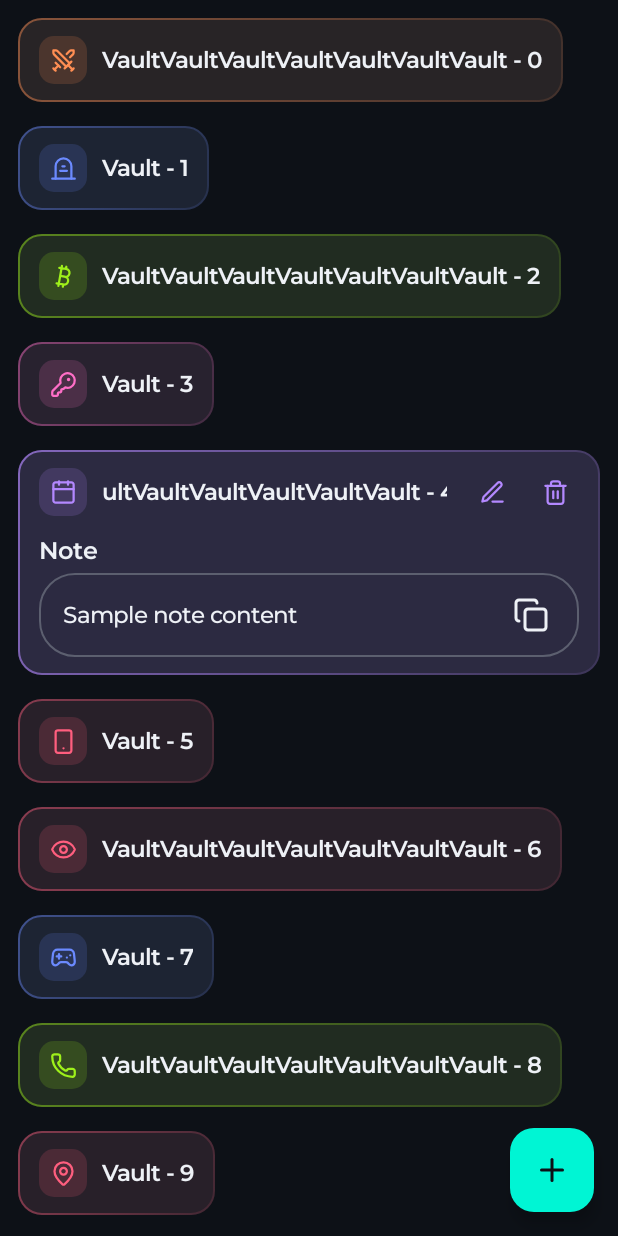
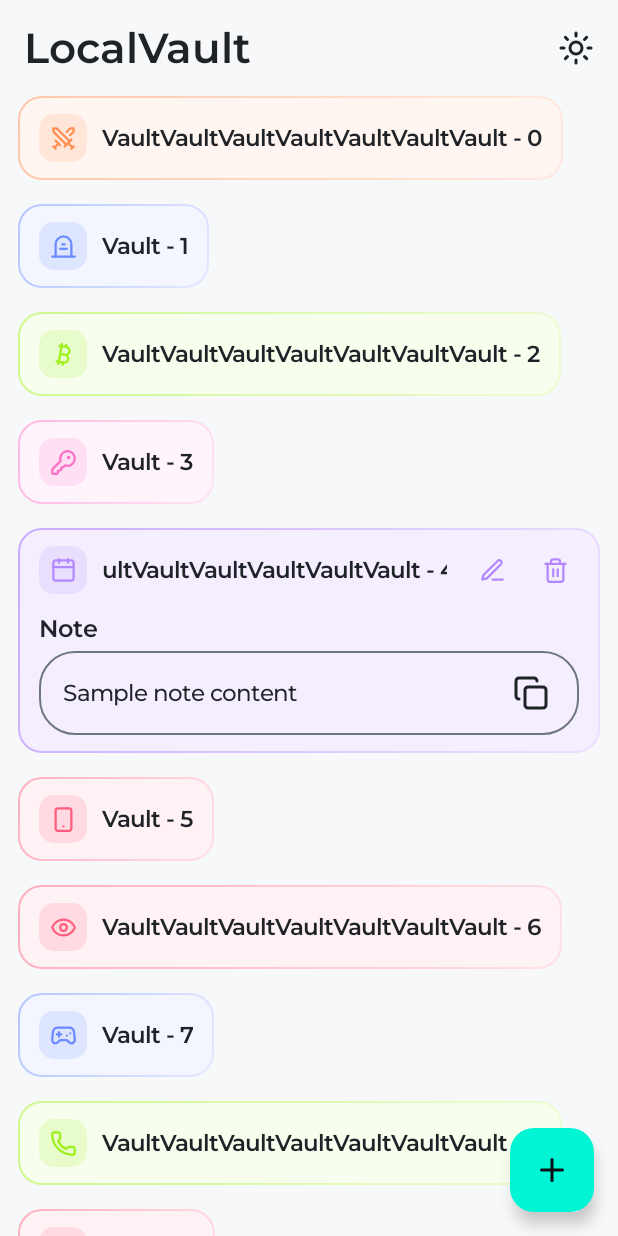
Before and after one commit to encorex32268/LocalVault, an Android app built with Jetpack Compose: the @Preview function VaultScreenPreview, on a phone screen of 412 x 824 dp. Run offline under Robolectric (Android 15) with nearby library versions, the phone set to English and light mode, and no system bars.

Commit message:
feat(theme): add light theme support and top app bar theme switcher

```diff
--- a/app/src/main/java/com/lihan/localvault/MainActivity.kt
+++ b/app/src/main/java/com/lihan/localvault/MainActivity.kt
@@ -5,19 +5,24 @@ import androidx.activity.ComponentActivity
 import androidx.activity.compose.setContent
 import androidx.activity.enableEdgeToEdge
 import androidx.compose.foundation.layout.fillMaxSize
-import androidx.compose.material3.Scaffold
+import androidx.compose.runtime.getValue
 import androidx.compose.ui.Modifier
+import androidx.lifecycle.compose.collectAsStateWithLifecycle
 import com.lihan.localvault.core.presentation.ui.theme.LocalVaultTheme
+import com.lihan.localvault.core.presentation.ui.theme.ThemeManager
+import com.lihan.localvault.navigation.NavigationRoot
+import org.koin.android.ext.android.inject
 
 class MainActivity : ComponentActivity() {
+    private val themeManager: ThemeManager by inject()
+
     override fun onCreate(savedInstanceState: Bundle?) {
         super.onCreate(savedInstanceState)
         enableEdgeToEdge()
         setContent {
-            LocalVaultTheme {
-                Scaffold(modifier = Modifier.fillMaxSize()) { innerPadding ->
-
-                }
+            val isDarkTheme by themeManager.isDarkTheme.collectAsStateWithLifecycle()
+            LocalVaultTheme(darkTheme = isDarkTheme) {
+                NavigationRoot(modifier = Modifier.fillMaxSize())
             }
         }
     }
--- a/app/src/main/java/com/lihan/localvault/core/di/CoreModule.kt
+++ b/app/src/main/java/com/lihan/localvault/core/di/CoreModule.kt
@@ -6,6 +6,7 @@ import com.lihan.localvault.core.database.RoomVaultDataSource
 import com.lihan.localvault.core.crypto.AndroidKeyStoreCryptoManager
 import com.lihan.localvault.core.crypto.CryptoManager
 import com.lihan.localvault.core.domain.VaultLocalDataSource
+import com.lihan.localvault.core.presentation.ui.theme.ThemeManager
 import kotlinx.serialization.json.Json
 import org.koin.android.ext.koin.androidContext
 import org.koin.core.module.dsl.bind
@@ -13,6 +14,7 @@ import org.koin.core.module.dsl.singleOf
 import org.koin.dsl.module
 
 val coreModule = module {
+    single { ThemeManager(androidContext()) }
     single {
         Json {
             ignoreUnknownKeys = true
--- a/app/src/main/java/com/lihan/localvault/core/presentation/ui/theme/Color.kt
+++ b/app/src/main/java/com/lihan/localvault/core/presentation/ui/theme/Color.kt
@@ -1,14 +1,38 @@
 package com.lihan.localvault.core.presentation.ui.theme
 
+import androidx.compose.material3.MaterialTheme
+import androidx.compose.runtime.Composable
 import androidx.compose.ui.graphics.Color
 
 val Primary = Color(0xFF00F5D4)
 val Secondary = Color(0xFF50B5FF)
 val Tertiary = Color(0xFFFFC857)
-val Background = Color(0xFF0D1117)
-val SurfaceContainer = Color(0xFF161B22)
-val OnBackground = Color(0xFFEEF1F6)
-val Placeholder = Color(0x808B949E)
+
+val DarkBackground = Color(0xFF0D1117)
+val DarkSurfaceContainer = Color(0xFF161B22)
+val DarkOnBackground = Color(0xFFEEF1F6)
+val DarkPlaceholder = Color(0x808B949E)
+
+val LightBackground = Color(0xFFF6F8FA)
+val LightSurfaceContainer = Color(0xFFFFFFFF)
+val LightOnBackground = Color(0xFF1F2328)
+val LightPlaceholder = Color(0xFF6E7781)
+
+val Background: Color
+    @Composable
+    get() = MaterialTheme.colorScheme.background
+
+val SurfaceContainer: Color
+    @Composable
+    get() = MaterialTheme.colorScheme.surfaceContainer
+
+val OnBackground: Color
+    @Composable
+    get() = MaterialTheme.colorScheme.onBackground
+
+val Placeholder: Color
+    @Composable
+    get() = MaterialTheme.colorScheme.outline
 
 val VaultCoralRed = Color(0xFFFF5E7E)
 val VaultOrange = Color(0xFFFF8E53)
--- a/app/src/main/java/com/lihan/localvault/core/presentation/ui/theme/Theme.kt
+++ b/app/src/main/java/com/lihan/localvault/core/presentation/ui/theme/Theme.kt
@@ -1,58 +1,54 @@
 package com.lihan.localvault.core.presentation.ui.theme
 
-import android.os.Build
+import android.app.Activity
 import androidx.compose.foundation.isSystemInDarkTheme
 import androidx.compose.material3.MaterialTheme
 import androidx.compose.material3.darkColorScheme
-import androidx.compose.material3.dynamicDarkColorScheme
-import androidx.compose.material3.dynamicLightColorScheme
 import androidx.compose.material3.lightColorScheme
 import androidx.compose.runtime.Composable
-import androidx.compose.ui.platform.LocalContext
+import androidx.compose.runtime.SideEffect
+import androidx.compose.ui.platform.LocalView
+import androidx.core.view.WindowCompat
 
 private val DarkColorScheme = darkColorScheme(
     primary = Primary,
     secondary = Secondary,
     tertiary = Tertiary,
-    background = Background,
-    onBackground = OnBackground
+    background = DarkBackground,
+    onBackground = DarkOnBackground,
+    surface = DarkSurfaceContainer,
+    surfaceContainer = DarkSurfaceContainer,
+    outline = DarkPlaceholder
 )
 
-//private val LightColorScheme = lightColorScheme(
-//    primary = Purple40,
-//    secondary = PurpleGrey40,
-//    tertiary = Pink40
-
-    /* Other default colors to override
-    background = Color(0xFFFFFBFE),
-    surface = Color(0xFFFFFBFE),
-    onPrimary = Color.White,
-    onSecondary = Color.White,
-    onTertiary = Color.White,
-    onBackground = Color(0xFF1C1B1F),
-    onSurface = Color(0xFF1C1B1F),
-    */
-//)
+private val LightColorScheme = lightColorScheme(
+    primary = Primary,
+    secondary = Secondary,
+    tertiary = Tertiary,
+    background = LightBackground,
+    onBackground = LightOnBackground,
+    surface = LightSurfaceContainer,
+    surfaceContainer = LightSurfaceContainer,
+    outline = LightPlaceholder
+)
 
 @Composable
 fun LocalVaultTheme(
     darkTheme: Boolean = isSystemInDarkTheme(),
-    // Dynamic color is available on Android 12+
-    dynamicColor: Boolean = true,
     content: @Composable () -> Unit
 ) {
-//    val colorScheme = when {
-//        dynamicColor && Build.VERSION.SDK_INT >= Build.VERSION_CODES.S -> {
-//            val context = LocalContext.current
-//            if (darkTheme) dynamicDarkColorScheme(context) else dynamicLightColorScheme(context)
-//        }
-//
-//        darkTheme -> DarkColorScheme
-//        else -> LightColorScheme
-//    }
+    val colorScheme = if (darkTheme) DarkColorScheme else LightColorScheme
+    val view = LocalView.current
+    if (!view.isInEditMode) {
+        SideEffect {
+            val window = (view.context as? Activity)?.window ?: return@SideEffect
+            WindowCompat.getInsetsController(window, view).isAppearanceLightStatusBars = !darkTheme
+            WindowCompat.getInsetsController(window, view).isAppearanceLightNavigationBars = !darkTheme
+        }
+    }
 
     MaterialTheme(
-        colorScheme = DarkColorScheme,
+        colorScheme = colorScheme,
         typography = Typography,
         content = content
     )
--- /dev/null
+++ b/app/src/main/java/com/lihan/localvault/core/presentation/ui/theme/ThemeManager.kt
@@ -0,0 +1,26 @@
+package com.lihan.localvault.core.presentation.ui.theme
+
+import android.content.Context
+import kotlinx.coroutines.flow.MutableStateFlow
+import kotlinx.coroutines.flow.asStateFlow
+
+class ThemeManager(context: Context) {
+    private val prefs = context.getSharedPreferences("theme_prefs", Context.MODE_PRIVATE)
+    private val _isDarkTheme = MutableStateFlow(prefs.getBoolean(KEY_IS_DARK_THEME, true))
+    val isDarkTheme = _isDarkTheme.asStateFlow()
+
+    fun toggleTheme() {
+        val newTheme = !_isDarkTheme.value
+        prefs.edit().putBoolean(KEY_IS_DARK_THEME, newTheme).apply()
+        _isDarkTheme.value = newTheme
+    }
+
+    fun setDarkTheme(isDark: Boolean) {
+        prefs.edit().putBoolean(KEY_IS_DARK_THEME, isDark).apply()
+        _isDarkTheme.value = isDark
+    }
+
+    companion object {
+        private const val KEY_IS_DARK_THEME = "is_dark_theme"
+    }
+}
--- a/app/src/main/java/com/lihan/localvault/feature/vault/presentation/vault/VaultAction.kt
+++ b/app/src/main/java/com/lihan/localvault/feature/vault/presentation/vault/VaultAction.kt
@@ -9,4 +9,5 @@ sealed interface VaultAction {
     data class OnCopyClick(val text: String): VaultAction
     data object OnCreateClick: VaultAction
     data class OnEditClick(val id: Long): VaultAction
+    data object OnToggleTheme: VaultAction
 }
--- a/app/src/main/java/com/lihan/localvault/feature/vault/presentation/vault/VaultScreen.kt
+++ b/app/src/main/java/com/lihan/localvault/feature/vault/presentation/vault/VaultScreen.kt
@@ -1,3 +1,5 @@
+@file:OptIn(ExperimentalMaterial3Api::class)
+
 package com.lihan.localvault.feature.vault.presentation.vault
 
 import android.os.Build
@@ -7,22 +9,30 @@ import androidx.compose.foundation.layout.FlowRow
 import androidx.compose.foundation.layout.PaddingValues
 import androidx.compose.foundation.layout.fillMaxSize
 import androidx.compose.foundation.layout.padding
+import androidx.compose.foundation.layout.size
 import androidx.compose.foundation.lazy.LazyColumn
 import androidx.compose.foundation.lazy.grid.GridCells
 import androidx.compose.foundation.lazy.grid.LazyVerticalGrid
 import androidx.compose.foundation.lazy.grid.items
+import androidx.compose.foundation.rememberScrollState
 import androidx.compose.foundation.shape.RoundedCornerShape
 import androidx.compose.foundation.text.input.TextFieldState
+import androidx.compose.foundation.verticalScroll
 import androidx.compose.material3.AlertDialog
+import androidx.compose.material3.ExperimentalMaterial3Api
 import androidx.compose.material3.FloatingActionButton
 import androidx.compose.material3.Icon
+import androidx.compose.material3.IconButton
 import androidx.compose.material3.MaterialTheme
 import androidx.compose.material3.Scaffold
 import androidx.compose.material3.Text
 import androidx.compose.material3.TextButton
+import androidx.compose.material3.TopAppBar
+import androidx.compose.material3.TopAppBarDefaults
 import androidx.compose.runtime.Composable
 import androidx.compose.runtime.getValue
 import androidx.compose.ui.Modifier
+import androidx.compose.ui.graphics.Color
 import androidx.compose.ui.graphics.toColorLong
 import androidx.compose.ui.graphics.vector.ImageVector
 import androidx.compose.ui.platform.LocalClipboardManager
@@ -32,11 +42,13 @@ import androidx.compose.ui.text.AnnotatedString
 import androidx.compose.ui.text.font.FontWeight
 import androidx.compose.ui.tooling.preview.Preview
 import androidx.compose.ui.unit.dp
+import androidx.compose.ui.unit.sp
 import androidx.lifecycle.compose.collectAsStateWithLifecycle
 import androidx.lifecycle.viewmodel.compose.viewModel
 import com.lihan.localvault.R
 import com.lihan.localvault.core.domain.VaultCategory
 import com.lihan.localvault.core.presentation.ui.theme.Background
+import com.lihan.localvault.core.presentation.ui.theme.DarkBackground
 import com.lihan.localvault.core.presentation.ui.theme.IconsEnum
 import com.lihan.localvault.core.presentation.ui.theme.LocalVaultTheme
 import com.lihan.localvault.core.presentation.ui.theme.OnBackground
@@ -85,11 +97,46 @@ private fun VaultScreen(
     Scaffold(
         modifier = Modifier.fillMaxSize(),
         containerColor = Background,
+        topBar = {
+            TopAppBar(
+                title = {
+                    Text(
+                        text = stringResource(R.string.app_name),
+                        style = MaterialTheme.typography.titleLarge.copy(
+                            fontWeight = FontWeight.Bold,
+                            color = OnBackground,
+                            fontSize = 28.sp
+                        )
+                    )
+                },
+                actions = {
+                    IconButton(
+                        onClick = {
+                            onAction(VaultAction.OnToggleTheme)
+                        }
+                    ) {
+                        Icon(
+                            modifier = Modifier.size(24.dp),
+                            imageVector = ImageVector.vectorResource(
+                                if (state.isDarkTheme) R.drawable.sun else R.drawable.moon
+                            ),
+                            contentDescription = stringResource(
+                                if (state.isDarkTheme) R.string.switch_to_light_mode else R.string.switch_to_dark_mode
+                            ),
+                            tint = OnBackground
+                        )
+                    }
+                },
+                colors = TopAppBarDefaults.topAppBarColors(
+                    containerColor = Color.Transparent
+                )
+            )
+        },
         floatingActionButton = {
             FloatingActionButton(
                 onClick = { onAction(VaultAction.OnCreateClick) },
                 containerColor = Primary,
-                contentColor = Background
+                contentColor = DarkBackground
             ) {
                 Icon(
                     imageVector = ImageVector.vectorResource(R.drawable.add),
@@ -103,7 +150,8 @@ private fun VaultScreen(
             modifier = Modifier
                 .fillMaxSize()
                 .padding(paddingValues)
-                .padding(12.dp),
+                .padding(horizontal = 12.dp)
+                .verticalScroll(rememberScrollState()),
             verticalArrangement = Arrangement.spacedBy(16.dp),
             horizontalArrangement = Arrangement.spacedBy(16.dp)
         ) {
@@ -174,6 +222,7 @@ private fun VaultScreenPreview() {
     LocalVaultTheme {
         VaultScreen(
             state = VaultState(
+                isDarkTheme = true,
                 items = (0..20).map {
                     val title = if (it % 2 == 0) {
                         "VaultVaultVaultVaultVaultVaultVault - $it"
--- a/app/src/main/java/com/lihan/localvault/feature/vault/presentation/vault/VaultState.kt
+++ b/app/src/main/java/com/lihan/localvault/feature/vault/presentation/vault/VaultState.kt
@@ -5,5 +5,6 @@ import com.lihan.localvault.feature.vault.presentation.model.VaultUi
 data class VaultState(
     val isLoading: Boolean = false,
     val items: List<VaultUi> = emptyList(),
-    val deleteTargetId: Long? = null
+    val deleteTargetId: Long? = null,
+    val isDarkTheme: Boolean = true
 )
--- a/app/src/main/java/com/lihan/localvault/feature/vault/presentation/vault/VaultViewModel.kt
+++ b/app/src/main/java/com/lihan/localvault/feature/vault/presentation/vault/VaultViewModel.kt
@@ -3,6 +3,7 @@ package com.lihan.localvault.feature.vault.presentation.vault
 import androidx.lifecycle.ViewModel
 import androidx.lifecycle.viewModelScope
 import com.lihan.localvault.core.domain.util.Result
+import com.lihan.localvault.core.presentation.ui.theme.ThemeManager
 import com.lihan.localvault.feature.vault.domain.VaultRepository
 import com.lihan.localvault.feature.vault.presentation.mapper.toUi
 import com.lihan.localvault.feature.vault.presentation.model.VaultUi
@@ -16,22 +17,24 @@ import kotlinx.coroutines.flow.update
 import kotlinx.coroutines.launch
 
 class VaultViewModel(
-    private val vaultRepository: VaultRepository
+    private val vaultRepository: VaultRepository,
+    private val themeManager: ThemeManager
 ): ViewModel() {
 
     private var hasLoadedInitialData = false
 
-    private val _state = MutableStateFlow(VaultState())
+    private val _state = MutableStateFlow(VaultState(isDarkTheme = themeManager.isDarkTheme.value))
     val state = _state.onStart {
         if (!hasLoadedInitialData) {
             observeVaultItems()
+            observeTheme()
             hasLoadedInitialData = true
         }
     }
         .stateIn(
             scope = viewModelScope,
             started = SharingStarted.WhileSubscribed(5_000L),
-            initialValue = VaultState()
+            initialValue = VaultState(isDarkTheme = themeManager.isDarkTheme.value)
         )
 
     fun onAction(action: VaultAction) {
@@ -50,11 +53,20 @@ class VaultViewModel(
             is VaultAction.OnDismissDeleteDialog -> {
                 _state.update { it.copy(deleteTargetId = null) }
             }
+            is VaultAction.OnToggleTheme -> themeManager.toggleTheme()
             is VaultAction.OnDelete -> deleteVault(action.id)
             is VaultAction.OnCopyClick,
             is VaultAction.OnCreateClick,
             is VaultAction.OnEditClick -> Unit
         }
+    }
+
+    private fun observeTheme() {
+        themeManager.isDarkTheme
+            .onEach { isDark ->
+                _state.update { it.copy(isDarkTheme = isDark) }
+            }
+            .launchIn(viewModelScope)
     }
 
     private fun toggleExpand(id: Long) {
--- /dev/null
+++ b/app/src/main/res/drawable/moon.xml
@@ -0,0 +1,13 @@
+<vector xmlns:android="http://schemas.android.com/apk/res/android"
+    android:width="24dp"
+    android:height="24dp"
+    android:viewportWidth="24"
+    android:viewportHeight="24">
+  <path
+      android:pathData="M20.985,12.486a9,9 0,1 1,-9.473 -9.472c0.405,-0.022 0.617,0.46 0.402,0.803a6,6 0,0 0,8.268 8.268c0.344,-0.215 0.825,-0.004 0.803,0.401"
+      android:strokeLineJoin="round"
+      android:strokeWidth="2"
+      android:fillColor="#00000000"
+      android:strokeColor="#ffffff"
+      android:strokeLineCap="round"/>
+</vector>
--- /dev/null
+++ b/app/src/main/res/drawable/sun.xml
@@ -0,0 +1,69 @@
+<vector xmlns:android="http://schemas.android.com/apk/res/android"
+    android:width="24dp"
+    android:height="24dp"
+    android:viewportWidth="24"
+    android:viewportHeight="24">
+  <path
+      android:pathData="M12,12m-4,0a4,4 0,1 1,8 0a4,4 0,1 1,-8 0"
+      android:strokeLineJoin="round"
+      android:strokeWidth="2"
+      android:fillColor="#00000000"
+      android:strokeColor="#ffffff"
+      android:strokeLineCap="round"/>
+  <path
+      android:pathData="M12,2v2"
+      android:strokeLineJoin="round"
+      android:strokeWidth="2"
+      android:fillColor="#00000000"
+      android:strokeColor="#ffffff"
+      android:strokeLineCap="round"/>
+  <path
+      android:pathData="M12,20v2"
+      android:strokeLineJoin="round"
+      android:strokeWidth="2"
+      android:fillColor="#00000000"
+      android:strokeColor="#ffffff"
+      android:strokeLineCap="round"/>
+  <path
+      android:pathData="m4.93,4.93 l1.41,1.41"
+      android:strokeLineJoin="round"
+      android:strokeWidth="2"
+      android:fillColor="#00000000"
+      android:strokeColor="#ffffff"
+      android:strokeLineCap="round"/>
+  <path
+      android:pathData="m17.66,17.66 l1.41,1.41"
+      android:strokeLineJoin="round"
+      android:strokeWidth="2"
+      android:fillColor="#00000000"
+      android:strokeColor="#ffffff"
+      android:strokeLineCap="round"/>
+  <path
+      android:pathData="M2,12h2"
+      android:strokeLineJoin="round"
+      android:strokeWidth="2"
+      android:fillColor="#00000000"
+      android:strokeColor="#ffffff"
+      android:strokeLineCap="round"/>
+  <path
+      android:pathData="M20,12h2"
+      android:strokeLineJoin="round"
+      android:strokeWidth="2"
+      android:fillColor="#00000000"
+      android:strokeColor="#ffffff"
+      android:strokeLineCap="round"/>
+  <path
+      android:pathData="m6.34,17.66 l-1.41,1.41"
+      android:strokeLineJoin="round"
+      android:strokeWidth="2"
+      android:fillColor="#00000000"
+      android:strokeColor="#ffffff"
+      android:strokeLineCap="round"/>
+  <path
+      android:pathData="m19.07,4.93 l-1.41,1.41"
+      android:strokeLineJoin="round"
+      android:strokeWidth="2"
+      android:fillColor="#00000000"
+      android:strokeColor="#ffffff"
+      android:strokeLineCap="round"/>
+</vector>
--- a/app/src/main/res/values/strings.xml
+++ b/app/src/main/res/values/strings.xml
@@ -19,4 +19,6 @@
     <string name="delete_dialog_message">Are you sure you want to delete it?</string>
     <string name="confirm">Delete</string>
     <string name="cancel">Cancel</string>
+    <string name="switch_to_light_mode">Switch to light theme</string>
+    <string name="switch_to_dark_mode">Switch to dark theme</string>
 </resources>
```
